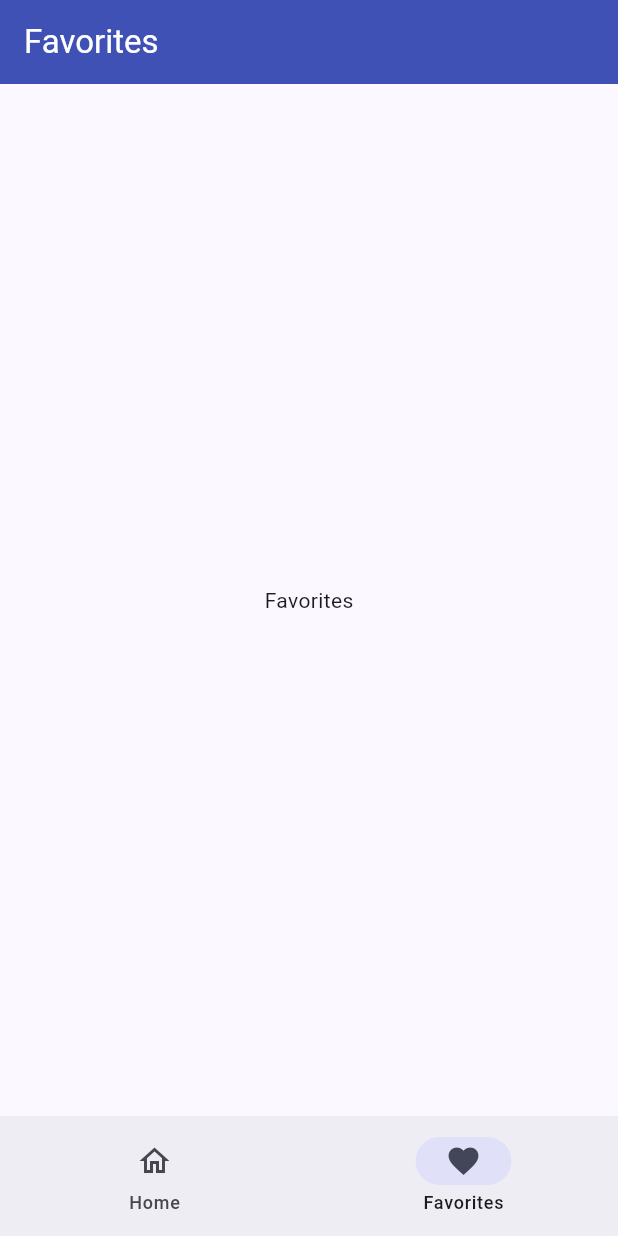
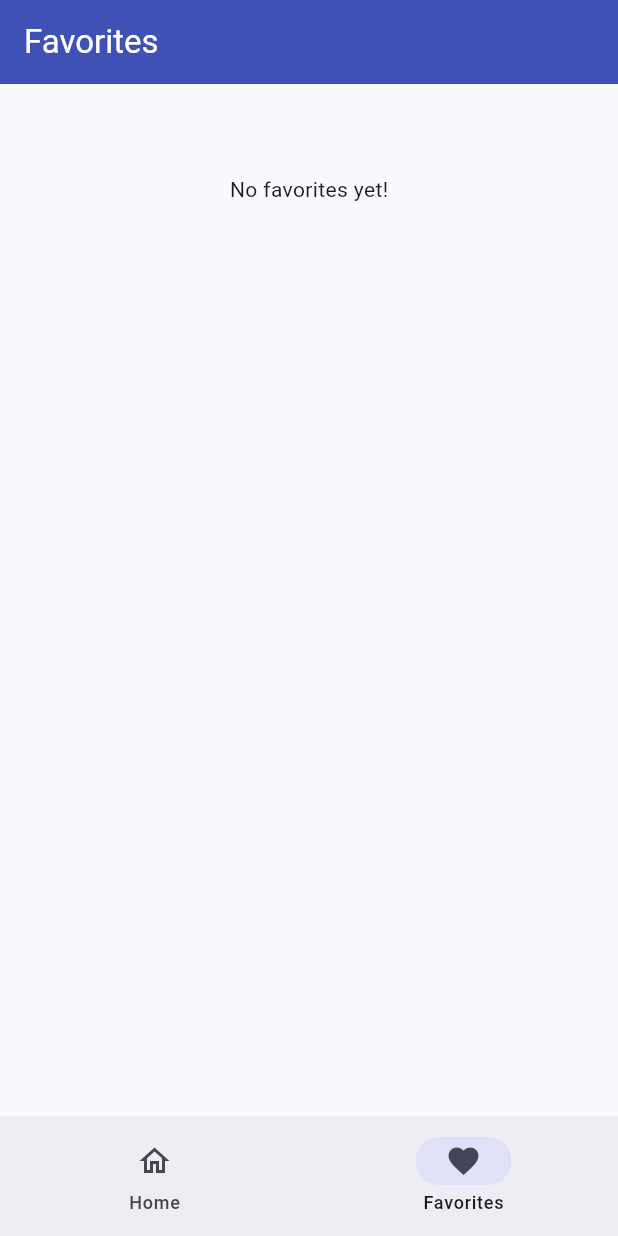
Before and after one commit to noliveira95/spacely, a Flutter app: the screen it shows after launch, item 2 of the bottom bar chosen, on a phone screen of 412 x 824 dp. Run offline on Flutter 3.47's test engine with Material 3 defaults, Android fonts, the phone set to English and light mode, and no system bars.

Commit message:
fix: display favorites

```diff
--- a/lib/pages/favorites.dart
+++ b/lib/pages/favorites.dart
@@ -1,4 +1,10 @@
 import 'package:flutter/material.dart';
+import 'package:flutter_cc/core/constants.dart';
+import 'package:flutter_cc/models/card_class.dart';
+import 'package:flutter_cc/models/favorites_model.dart';
+import 'package:flutter_cc/widgets/card_widget.dart';
+import 'package:provider/provider.dart';
+import 'package:flutter_cc/models/planet_info.dart';
 
 class FavoritesPage extends StatelessWidget {
   const FavoritesPage({super.key});
@@ -13,8 +19,37 @@ class FavoritesPage extends StatelessWidget {
         ),
         backgroundColor: Colors.indigo,
       ),
-      body: const Center(
-        child: Text('Favorites'),
+      body: SingleChildScrollView(
+        child: Center(
+          child: Consumer<FavoritesModel>(
+            builder: (context, favoritesModel, child) {
+              return Padding(
+                padding: const EdgeInsets.fromLTRB(
+                  kDouble20,
+                  kDouble20,
+                  kDouble20,
+                  kDouble40,
+                ),
+                child: Column(children: [
+                  if (favoritesModel.favorites.isEmpty)
+                    const Center(
+                      child: Padding(
+                        padding: EdgeInsets.only(top: kDouble40),
+                        child: Text('No favorites yet!'),
+                      ),
+                    ),
+                  for (var planet in favoritesModel.favorites)
+                    CardWidget(
+                      content: CardClass(
+                        title: planetInfo[planet]!.name,
+                        image: planetInfo[planet]!.image,
+                      ),
+                    ),
+                ]),
+              );
+            },
+          ),
+        ),
       ),
     );
   }
```
